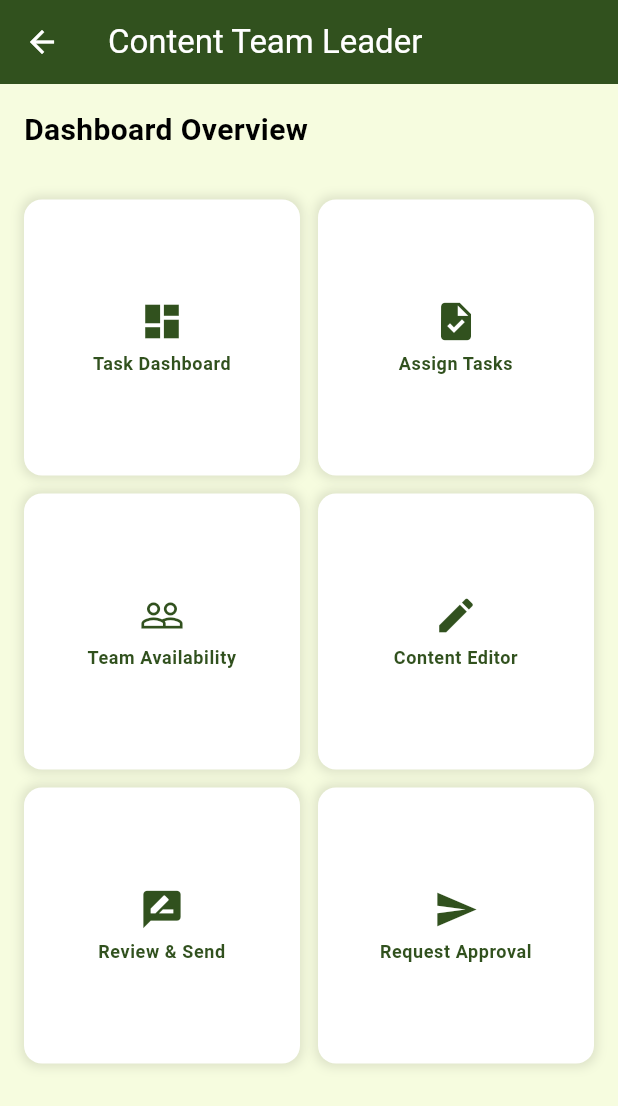
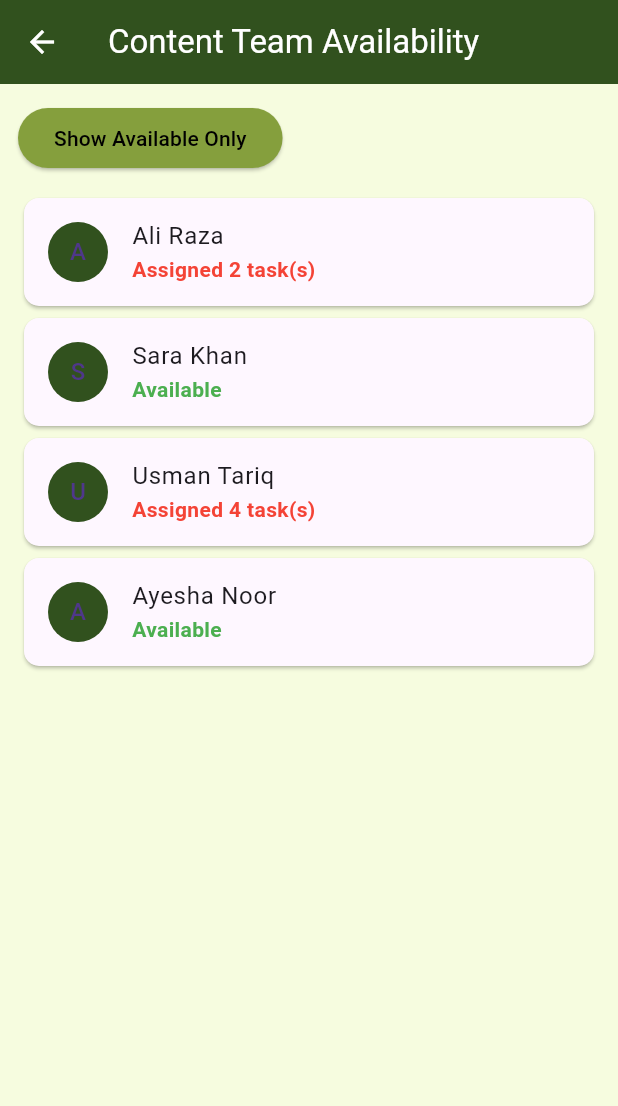
Before and after one commit to Muhammadsaqibsharif/kaar_e_kamal, a Flutter app: the ContentTeamLeaderDashboardScreen screen opened by its route, after a tap on "Team Availability", on a phone screen of 412 x 824 dp. Shown: the top 1106 px of the screen. Run offline on Flutter 3.47's test engine with Material 3 defaults, Android fonts, the phone set to English and light mode, and no system bars; our stand-ins replace carousel_slider, flutter_cache_manager, image_picker, percent_indicator, permission_handler, share_plus and 1 more; accounts and stored records are empty.

Commit message:
Content Team Leader Member Availability Screen

```diff
--- a/lib/routes/app_routes.dart
+++ b/lib/routes/app_routes.dart
@@ -6,6 +6,7 @@ import 'package:kaar_e_kamal/screens/drawer/mainDrawer.dart';
 import 'package:kaar_e_kamal/screens/leaders/content_team/content_team_leader_dashboard_screen.dart';
 import 'package:kaar_e_kamal/screens/leaders/content_team/task_assignment/content_team_leader_assign_task_screen.dart';
 import 'package:kaar_e_kamal/screens/leaders/content_team/task_dashboard/content_team_leader_task_dashboard_screen.dart';
+import 'package:kaar_e_kamal/screens/leaders/content_team/team_availability/content_team_leader_member_availability_screen.dart';
 import 'package:kaar_e_kamal/screens/president/communication/president_communication_screen.dart';
 import 'package:kaar_e_kamal/screens/president/documentation_compliance/compliance_screen.dart';
 import 'package:kaar_e_kamal/screens/president/documentation_compliance/maintain_documentation_screen.dart';
@@ -144,6 +145,7 @@ class AppRoutes {
           const ContentTeamLeaderDashboardScreen(),
       RouteNames.ContentTeamLeaderTaskDashboardScreen: (context) => ContentTeamLeaderTaskDashboardScreen(),
       RouteNames.ContentTeamLeaderAssignTaskScreen: (context) => ContentTeamLeaderAssignTaskScreen(),
+      RouteNames.ContentTeamLeaderMemberAvailabilityScreen: (context) => ContentTeamLeaderMemberAvailabilityScreen(),
     };
   }
 }
--- a/lib/routes/route_names.dart
+++ b/lib/routes/route_names.dart
@@ -54,6 +54,8 @@ class RouteNames {
   static const String ContentTeamLeaderDashboardScreen = '/ContentTeamLeaderDashboardScreen';
   static const String ContentTeamLeaderTaskDashboardScreen = '/ContentTeamLeaderTaskDashboardScreen';
   static const String ContentTeamLeaderAssignTaskScreen = '/ContentTeamLeaderAssignTaskScreen';
+  static const String ContentTeamLeaderMemberAvailabilityScreen = '/ContentTeamLeaderMemberAvailabilityScreen';
+
 
 
 }
--- a/lib/screens/leaders/content_team/content_team_leader_dashboard_screen.dart
+++ b/lib/screens/leaders/content_team/content_team_leader_dashboard_screen.dart
@@ -59,7 +59,8 @@ class ContentTeamLeaderDashboardScreen extends StatelessWidget {
                     title: 'Team Availability',
                     icon: Icons.people_outline,
                     onTap: () {
-                      // Navigator.pushNamed(context, RouteNames.ContentTeamLeaderMemberAvailability);
+                      Navigator.pushNamed(context,
+                          RouteNames.ContentTeamLeaderMemberAvailabilityScreen);
                     },
                   ),
                   _buildFeatureTile(
--- /dev/null
+++ b/lib/screens/leaders/content_team/team_availability/content_team_leader_member_availability_screen.dart
@@ -0,0 +1,90 @@
+import 'package:flutter/material.dart';
+
+class ContentTeamLeaderMemberAvailabilityScreen extends StatefulWidget {
+  const ContentTeamLeaderMemberAvailabilityScreen({Key? key}) : super(key: key);
+
+  @override
+  State<ContentTeamLeaderMemberAvailabilityScreen> createState() =>
+      _ContentTeamLeaderMemberAvailabilityScreenState();
+}
+
+class _ContentTeamLeaderMemberAvailabilityScreenState
+    extends State<ContentTeamLeaderMemberAvailabilityScreen> {
+  bool showOnlyAvailable = false;
+
+  // Dummy data model
+  final List<Member> members = [
+    Member(name: "Ali Raza", assignedTasks: 2),
+    Member(name: "Sara Khan", assignedTasks: 0),
+    Member(name: "Usman Tariq", assignedTasks: 4),
+    Member(name: "Ayesha Noor", assignedTasks: 0),
+  ];
+
+  @override
+  Widget build(BuildContext context) {
+    final filteredMembers = showOnlyAvailable
+        ? members.where((member) => member.assignedTasks == 0).toList()
+        : members;
+
+    return Scaffold(
+      appBar: AppBar(
+        title: const Text('Content Team Availability'),
+      ),
+      body: Padding(
+        padding: const EdgeInsets.all(12.0),
+        child: Column(
+          children: [
+            Row(
+              children: [
+                ElevatedButton(
+                  onPressed: () {
+                    setState(() {
+                      showOnlyAvailable = !showOnlyAvailable;
+                    });
+                  },
+                  child: Text(showOnlyAvailable ? "Show All" : "Show Available Only"),
+                ),
+              ],
+            ),
+            const SizedBox(height: 12),
+            Expanded(
+              child: ListView.builder(
+                itemCount: filteredMembers.length,
+                itemBuilder: (context, index) {
+                  final member = filteredMembers[index];
+                  return Card(
+                    shape: RoundedRectangleBorder(borderRadius: BorderRadius.circular(10)),
+                    color: Theme.of(context).cardColor,
+                    child: ListTile(
+                      leading: CircleAvatar(
+                        backgroundColor: Theme.of(context).primaryColor,
+                        child: Text(member.name[0]),
+                      ),
+                      title: Text(member.name),
+                      subtitle: Text(
+                        member.assignedTasks > 0
+                            ? "Assigned ${member.assignedTasks} task(s)"
+                            : "Available",
+                        style: TextStyle(
+                          color: member.assignedTasks > 0 ? Colors.red : Colors.green,
+                          fontWeight: FontWeight.w600,
+                        ),
+                      ),
+                    ),
+                  );
+                },
+              ),
+            ),
+          ],
+        ),
+      ),
+    );
+  }
+}
+
+class Member {
+  final String name;
+  final int assignedTasks;
+
+  Member({required this.name, required this.assignedTasks});
+}
```
